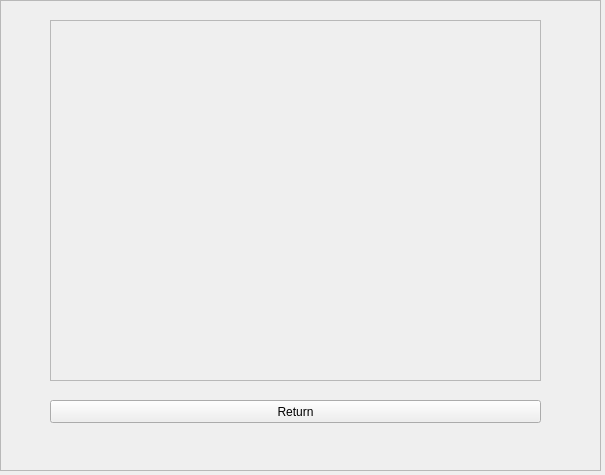
Before: the Qt Designer form Comcalen/ShowNews.ui in Rolkarolka/Comcalen, drawn with Qt 5.
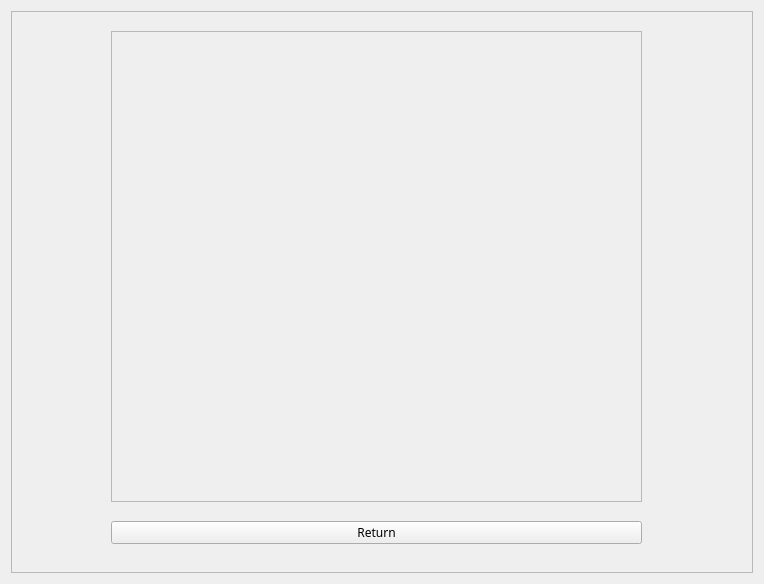
After: the same form once the commit is applied. Icons and pictures are not drawn.

Patch:
```diff
--- a/Comcalen/ShowNews.ui
+++ b/Comcalen/ShowNews.ui
@@ -6,22 +6,16 @@
    <rect>
     <x>0</x>
     <y>0</y>
-    <width>605</width>
-    <height>475</height>
+    <width>764</width>
+    <height>584</height>
    </rect>
   </property>
   <property name="windowTitle">
    <string>ShowNews</string>
   </property>
+  <layout class="QVBoxLayout" name="verticalLayout">
+   <item>
   <widget class="QFrame" name="frame">
-   <property name="geometry">
-    <rect>
-     <x>0</x>
-     <y>0</y>
-     <width>601</width>
-     <height>471</height>
-    </rect>
-   </property>
    <property name="styleSheet">
     <string notr="true">QFrame{background:url(:/Comcalen/background.jpg)}</string>
    </property>
@@ -34,10 +28,10 @@
    <widget class="QScrollArea" name="scroll_news">
     <property name="geometry">
      <rect>
-      <x>50</x>
+        <x>100</x>
       <y>20</y>
-      <width>491</width>
-      <height>361</height>
+        <width>531</width>
+        <height>471</height>
      </rect>
     </property>
     <property name="styleSheet">
@@ -51,8 +45,8 @@
       <rect>
        <x>0</x>
        <y>0</y>
-       <width>489</width>
-       <height>359</height>
+         <width>529</width>
+         <height>469</height>
       </rect>
      </property>
     </widget>
@@ -60,17 +54,24 @@
    <widget class="QPushButton" name="return_mw">
     <property name="geometry">
      <rect>
-      <x>50</x>
-      <y>400</y>
-      <width>491</width>
+        <x>100</x>
+        <y>510</y>
+        <width>531</width>
       <height>23</height>
      </rect>
     </property>
+      <property name="font">
+       <font>
+        <family>Copperplate Gothic Bold</family>
+       </font>
+      </property>
     <property name="text">
      <string>Return</string>
     </property>
    </widget>
   </widget>
+   </item>
+  </layout>
  </widget>
  <layoutdefault spacing="6" margin="11"/>
  <resources>
```
Lines whose indentation alone changed are shown as unchanged.
